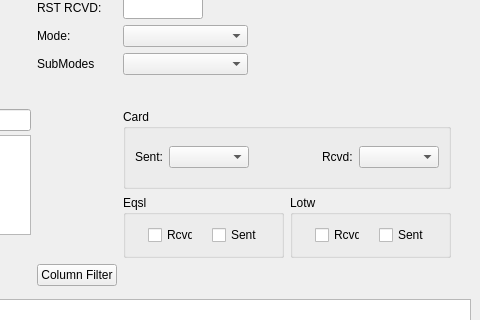
This is KissXPLog/logger_gui.ui in Punki/KissXPLog as Qt 5 draws it before an edit; both pictures show x 246 to 726 and y 134 to 454 of the 726 by 625 pixel window. The edited form follows.
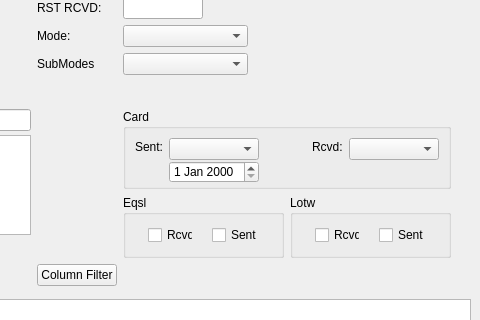
This is the edited form.

Commit message: Added QSO-Sent Date to Gui

What changed in the file:
```diff
--- a/KissXPLog/logger_gui.ui
+++ b/KissXPLog/logger_gui.ui
@@ -1010,29 +1010,6 @@
            <string>Card</string>
           </property>
           <layout class="QGridLayout" name="gridLayout_2">
-           <item row="0" column="4">
-            <widget class="QComboBox" name="cbo_rcvd_options">
-             <property name="minimumSize">
-              <size>
-               <width>80</width>
-               <height>22</height>
-              </size>
-             </property>
-             <property name="maximumSize">
-              <size>
-               <width>80</width>
-               <height>22</height>
-              </size>
-             </property>
-            </widget>
-           </item>
-           <item row="0" column="3">
-            <widget class="QLabel" name="lb_qsl_rcvd">
-             <property name="text">
-              <string>Rcvd:</string>
-             </property>
-            </widget>
-           </item>
            <item row="0" column="0">
             <widget class="QLabel" name="lb_qsl_sent">
              <property name="text">
@@ -1040,19 +1017,10 @@
              </property>
             </widget>
            </item>
-           <item row="0" column="1">
-            <widget class="QComboBox" name="cbo_sent_options">
-             <property name="minimumSize">
-              <size>
-               <width>80</width>
-               <height>22</height>
-              </size>
-             </property>
-             <property name="maximumSize">
-              <size>
-               <width>80</width>
-               <height>22</height>
-              </size>
+           <item row="0" column="3">
+            <widget class="QLabel" name="lb_qsl_rcvd">
+             <property name="text">
+              <string>Rcvd:</string>
              </property>
             </widget>
            </item>
@@ -1069,6 +1037,54 @@
              </property>
             </spacer>
            </item>
+           <item row="0" column="4">
+            <widget class="QComboBox" name="cbo_rcvd_options">
+             <property name="minimumSize">
+              <size>
+               <width>90</width>
+               <height>22</height>
+              </size>
+             </property>
+             <property name="maximumSize">
+              <size>
+               <width>90</width>
+               <height>22</height>
+              </size>
+             </property>
+            </widget>
+           </item>
+           <item row="0" column="1">
+            <widget class="QComboBox" name="cbo_sent_options">
+             <property name="minimumSize">
+              <size>
+               <width>90</width>
+               <height>22</height>
+              </size>
+             </property>
+             <property name="maximumSize">
+              <size>
+               <width>90</width>
+               <height>22</height>
+              </size>
+             </property>
+            </widget>
+           </item>
+           <item row="1" column="1">
+            <widget class="QDateEdit" name="de_qsl_sent_date">
+             <property name="minimumSize">
+              <size>
+               <width>90</width>
+               <height>22</height>
+              </size>
+             </property>
+             <property name="maximumSize">
+              <size>
+               <width>90</width>
+               <height>22</height>
+              </size>
+             </property>
+            </widget>
+           </item>
           </layout>
          </widget>
         </item>
```
Left out of the diff: 2 changed lines with no effect on the pictures. The commit also changes 3 other files.
